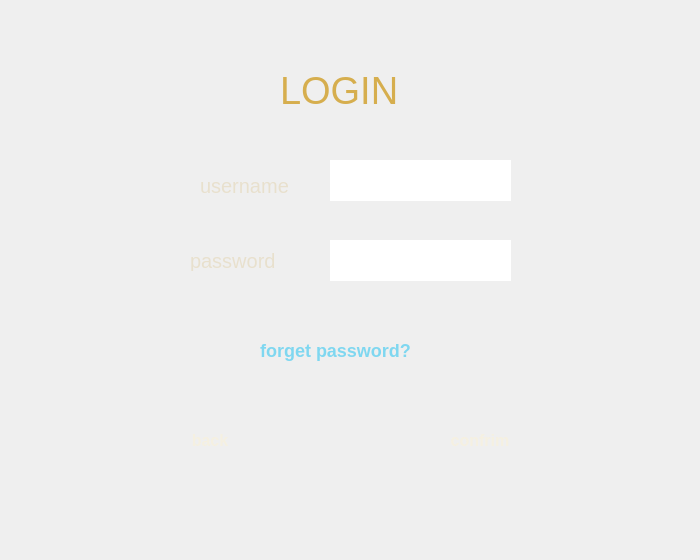
Old version of the form authpage.ui in the repository mobinaebrahim/Slay-The-Spire.
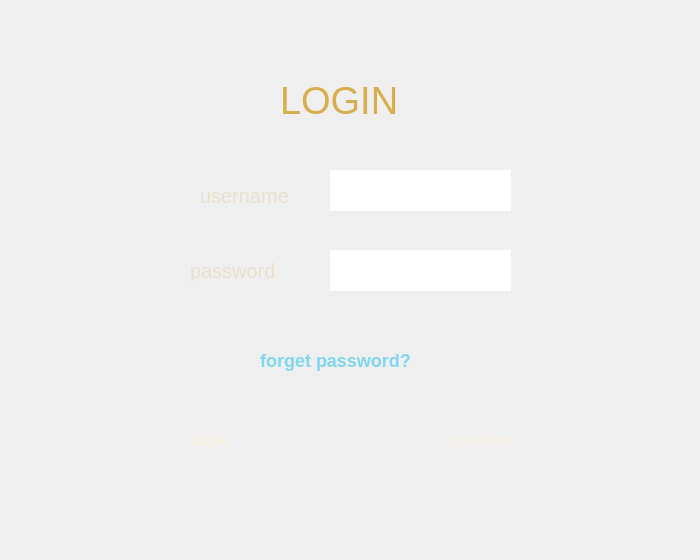
New version of the form. Icons and pictures are not drawn.

Commit message: Test client connect to server

The edit to the form file:
```diff
--- a/authpage.ui
+++ b/authpage.ui
@@ -20,7 +20,7 @@
    <property name="geometry">
     <rect>
      <x>0</x>
-     <y>0</y>
+     <y>10</y>
      <width>701</width>
      <height>561</height>
     </rect>
```
The commit also changes 2 other files.
